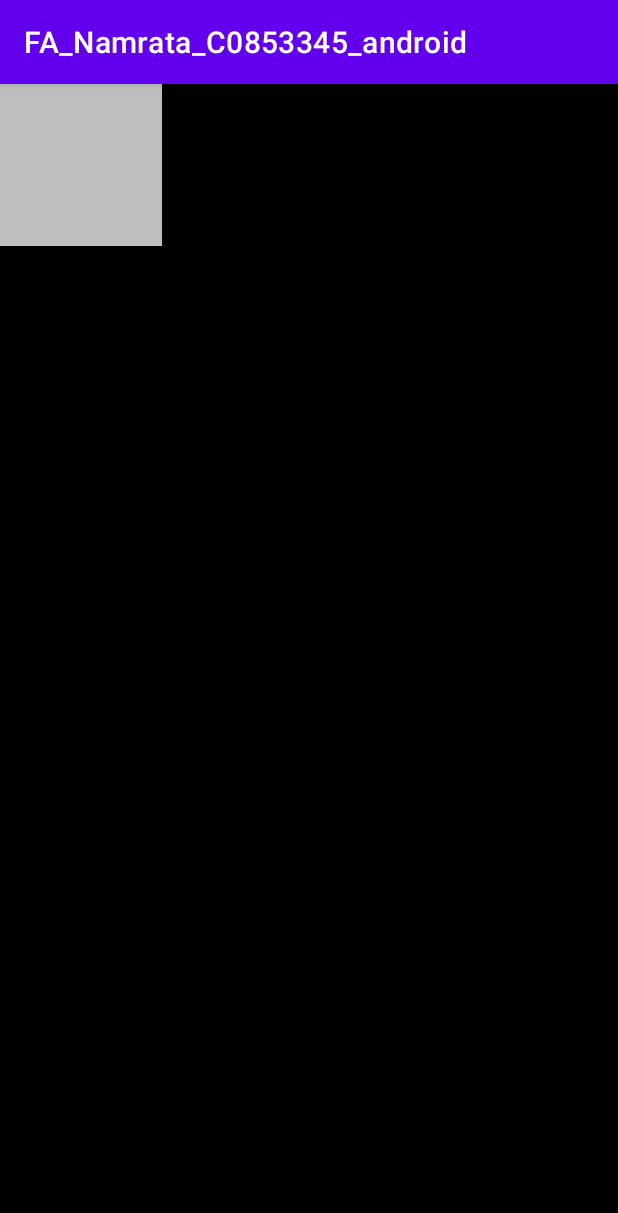
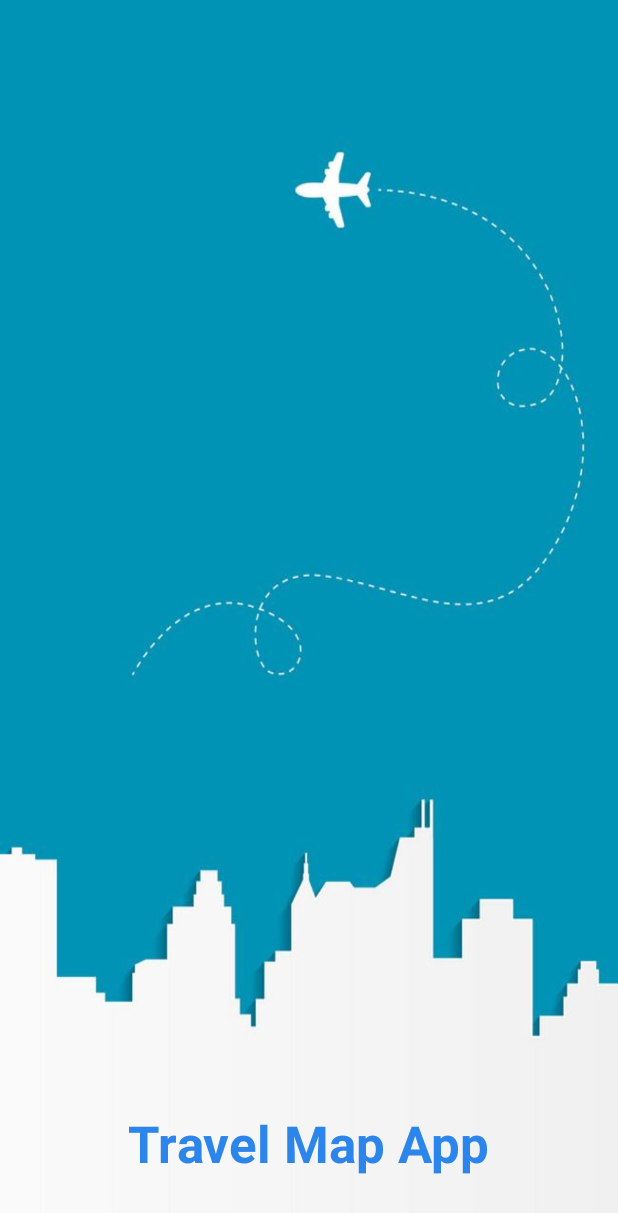
Before and after one commit to NDBNeer/FA_Namrata_C0853345_android, an Android app: the screen it shows after launch (MainActivity), on a phone screen of 412 x 824 dp. Shown: the top 1213 px of the screen. Run offline under Robolectric (Android 15) with nearby library versions, the phone set to English and light mode, and no system bars; our stand-ins replace sdp/ssp sizes.

Commit message:
theme design changes

```diff
--- a/app/src/main/java/com/lambton/fa_namrata_c0853345_android/activities/MainActivity.java
+++ b/app/src/main/java/com/lambton/fa_namrata_c0853345_android/activities/MainActivity.java
@@ -50,7 +50,7 @@ public class MainActivity extends AppCompatActivity {
             public void onSuccess(Location location) {
                 if (location != null) {
                     currentLocation = location;
-                    Toast.makeText(getApplicationContext(), currentLocation.getLatitude() + "" + currentLocation.getLongitude(), Toast.LENGTH_SHORT).show();
+                    //Toast.makeText(getApplicationContext(), currentLocation.getLatitude() + "" + currentLocation.getLongitude(), Toast.LENGTH_SHORT).show();
                     new Handler().postDelayed(new Runnable() {
 
                         @Override
--- a/app/src/main/res/layout/activity_favmaps.xml
+++ b/app/src/main/res/layout/activity_favmaps.xml
@@ -40,7 +40,7 @@
                         android:textSize="20sp"
                         android:layout_width="match_parent"
                         android:layout_height="wrap_content"
-                        android:text="Update"
+                        android:text="@string/update_place"
                         android:textColor="@color/purple_700" />
 
 
@@ -124,7 +124,7 @@
                         android:layout_gravity="center"
                         android:gravity="center"
                         android:layout_weight="1"
-                        android:textColor="@android:color/black"
+                        android:textColor="@color/locaddress"
                         android:text="@string/search_or_long_press_on_map_to_save_favourites"
                         android:layout_width="match_parent"
                         android:layout_height="0dp"/>
--- a/app/src/main/res/layout/activity_main.xml
+++ b/app/src/main/res/layout/activity_main.xml
@@ -2,16 +2,19 @@
 <RelativeLayout xmlns:android="http://schemas.android.com/apk/res/android"
     android:layout_width="match_parent"
     android:layout_height="match_parent"
-    android:background="@color/black"
+    android:background="@drawable/travel"
     android:fitsSystemWindows="false">
 
-    <ImageView
-        android:layout_width="wrap_content"
-        android:layout_height="wrap_content"
-        android:alpha="0.75"
-        android:backgroundTint="@color/white"
-        android:background="@drawable/ic_launcher_background"
-        android:contentDescription="@string/app_name" />
-
-
+<TextView
+    android:layout_width="wrap_content"
+    android:layout_height="wrap_content"
+    android:gravity="center"
+    android:layout_centerHorizontal="true"
+    android:textColor="@color/locaddress"
+    android:layout_alignParentBottom="true"
+    android:padding="@dimen/_10sdp"
+    android:layout_marginBottom="@dimen/_20sdp"
+    android:text="@string/travel_map_app"
+    android:textStyle="bold"
+    android:textSize="@dimen/_26sdp"/>
 </RelativeLayout>
--- a/app/src/main/res/layout/savedlist_design.xml
+++ b/app/src/main/res/layout/savedlist_design.xml
@@ -7,7 +7,8 @@
     android:layout_height="wrap_content"
     app:mode="same_level"
     app:dragEdge="right"
-    android:layout_margin="@dimen/_3sdp">
+    android:layout_marginBottom="@dimen/_3sdp"
+   >
 
     <LinearLayout
         android:layout_width="wrap_content"
@@ -65,7 +66,6 @@
                         android:textColor="@android:color/black"
                         android:layout_width="match_parent"
                         android:layout_height="wrap_content"
-                        android:layout_marginLeft="5dp"
                         android:text="---"
                         android:textSize="16sp" />
 
--- a/app/src/main/res/values-night/themes.xml
+++ b/app/src/main/res/values-night/themes.xml
@@ -1,6 +1,6 @@
 <resources xmlns:tools="http://schemas.android.com/tools">
     <!-- Base application theme. -->
-    <style name="Theme.FA_Namrata_C0853345_android" parent="Theme.MaterialComponents.DayNight.DarkActionBar">
+    <style name="Theme.FA_Namrata_C0853345_android" parent="Theme.AppCompat.Light.NoActionBar">
         <!-- Primary brand color. -->
         <item name="colorPrimary">@color/purple_200</item>
         <item name="colorPrimaryVariant">@color/purple_700</item>
--- a/app/src/main/res/values/strings.xml
+++ b/app/src/main/res/values/strings.xml
@@ -14,6 +14,10 @@
     <string name="mark_as_visited"><u>Mark As Visited</u></string>
     <string name="get_directions"><u>Get Directions</u></string>
     <string name="get_distance"><u>Get Distance</u></string>
-    <string name="get_nearby_restro_bars_cafe"><u>Get Nearby Restro,bars,cafe</u></string>
+    <string name="get_nearby_restro_bars_cafe"><u>Get Nearby Restaurants, Bars and Cafe</u></string>
     <string name="update_location">Update Location</string>
+    <string name="update_place">Update Place</string>
+    <string name="swipe_item_to_delete_or_edit">Swipe item to delete or edit.</string>
+    <string name="we_couldn_t_find_any_records">We couldn\'t find any records.</string>
+    <string name="travel_map_app">Travel Map App</string>
 </resources>
--- a/app/src/main/res/values/themes.xml
+++ b/app/src/main/res/values/themes.xml
@@ -1,6 +1,6 @@
 <resources xmlns:tools="http://schemas.android.com/tools">
     <!-- Base application theme. -->
-    <style name="Theme.FA_Namrata_C0853345_android" parent="Theme.MaterialComponents.DayNight.DarkActionBar">
+    <style name="Theme.FA_Namrata_C0853345_android" parent="Theme.AppCompat.Light.NoActionBar">
         <!-- Primary brand color. -->
         <item name="colorPrimary">@color/purple_500</item>
         <item name="colorPrimaryVariant">@color/purple_700</item>
```
Also changed, not shown: app/src/main/res/layout/activity_favourite.xml (+4 -3 lines), app/src/main/res/drawable/travel.jpg (added).
